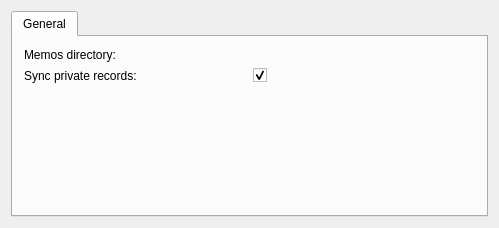
Qt form kpilot/conduits/memofile/settingswidget.ui (chusopr/kdepim-ktimetracker-akonadi) before a commit.
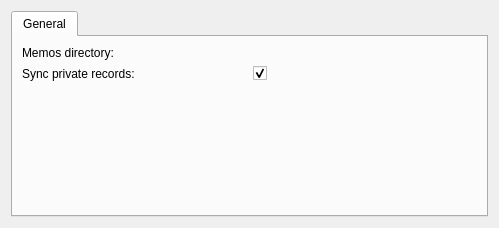
The same form after that commit. Custom widgets are drawn as their Qt base class.

What changed in the file:
```diff
--- a/kpilot/conduits/memofile/settingswidget.ui
+++ b/kpilot/conduits/memofile/settingswidget.ui
@@ -100,8 +100,6 @@
    </item>
   </layout>
  </widget>
- <layoutdefault spacing="6" margin="11" />
- <pixmapfunction>qPixmapFromMimeSource</pixmapfunction>
  <customwidgets>
   <customwidget>
    <class>KTabWidget</class>
```
